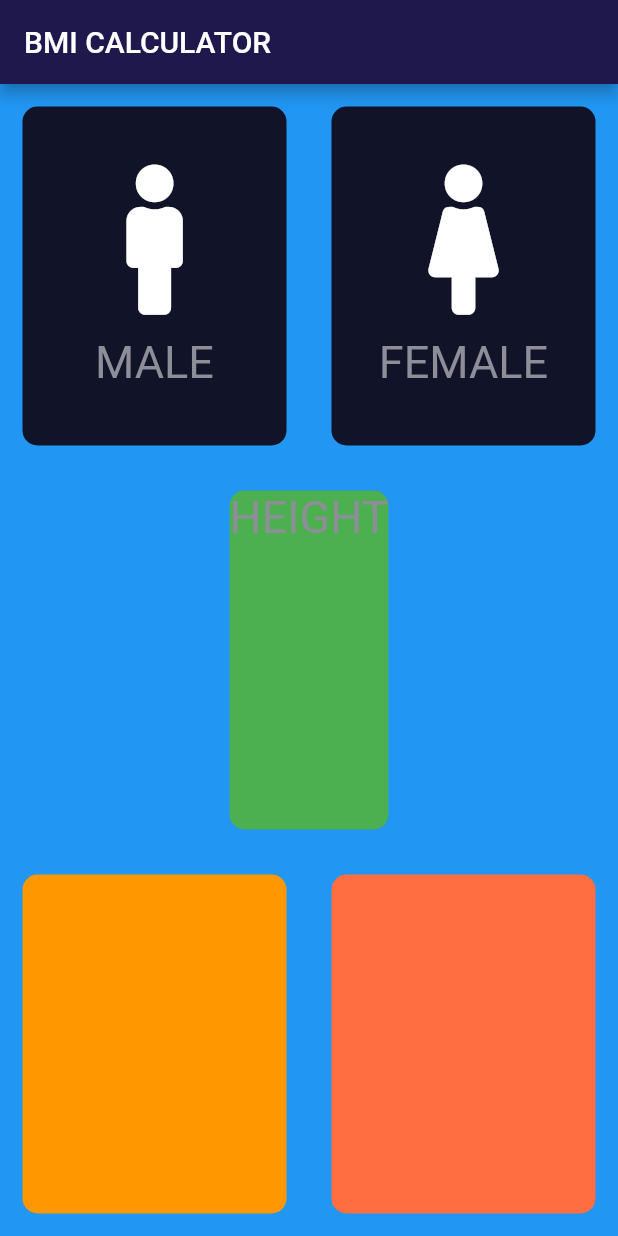
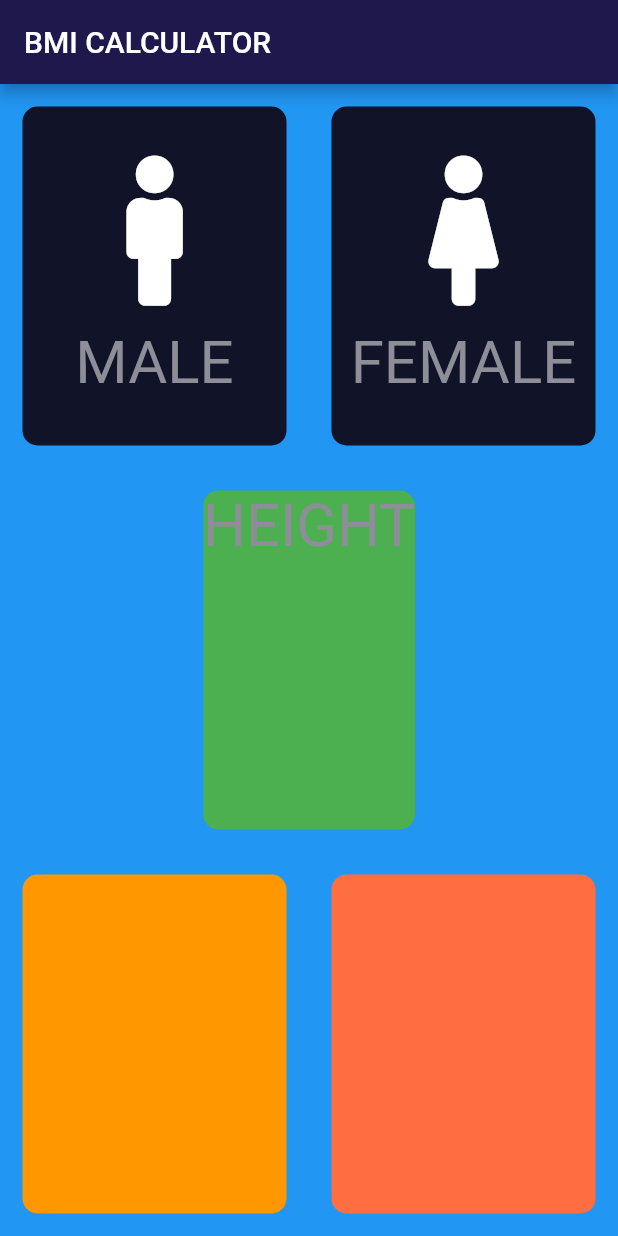
Before and after one commit to MariamTayyab/bmi_calculator, a Flutter app: the screen it shows after launch, on a phone screen of 412 x 824 dp. Run offline on Flutter 3.47's test engine with Material 2 defaults, Android fonts, the phone set to English and light mode, and no system bars; our stand-ins replace font_awesome_flutter.

Commit message:
lec 64(text style)

```diff
--- a/lib/constantfile.dart
+++ b/lib/constantfile.dart
@@ -4,6 +4,6 @@ const activeColor = Color(0xFF1D1E33);
 const deactiveColor = Color(0xFF111328);
 
 const klabelstyle=TextStyle(
-  fontSize: 30.0,
+  fontSize: 40.0,
   color: Color(0xFF8D8E98),
 );
```
